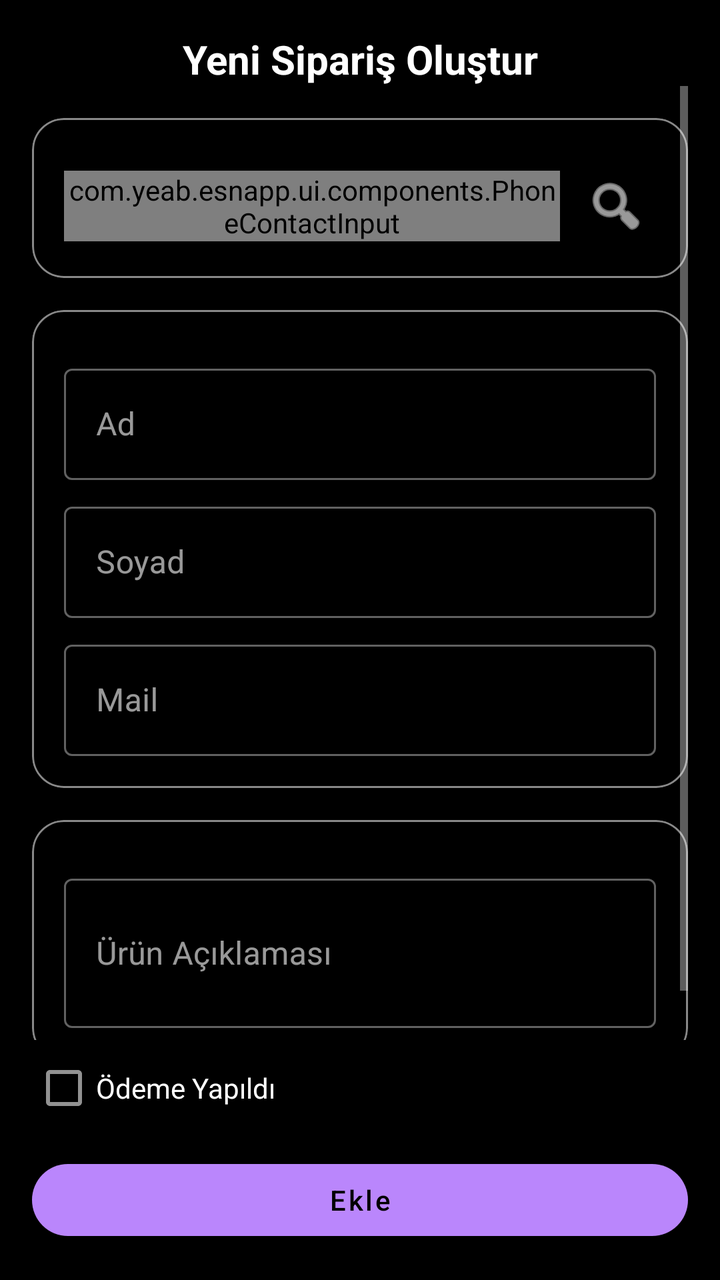
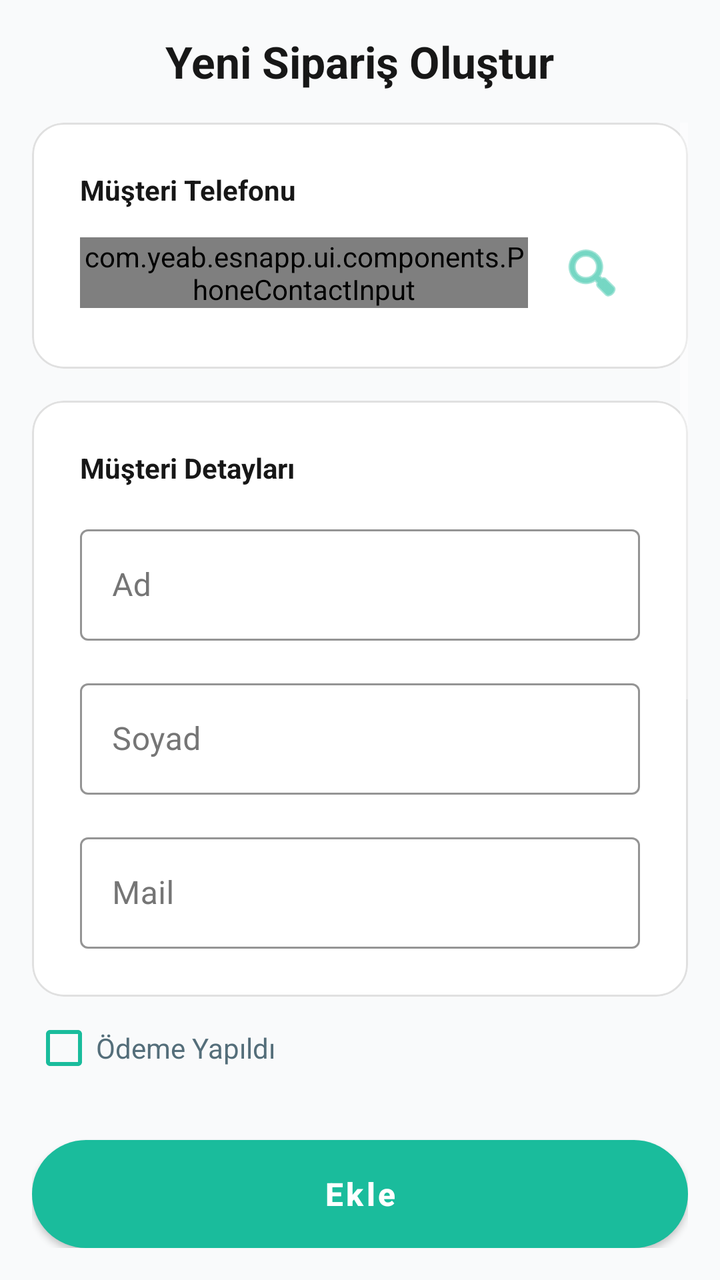

Before-and-after screenshots of an Android layout around one commit, followed by the original layout XML and the change that was made.
<!-- AndroidManifest.xml: application theme Theme.MaterialComponents.NoActionBar -->
<!-- res/layout/activity_new_order.xml -->
<?xml version="1.0" encoding="utf-8"?>
<androidx.constraintlayout.widget.ConstraintLayout
    xmlns:android="http://schemas.android.com/apk/res/android"
    xmlns:app="http://schemas.android.com/apk/res-auto"
    android:id="@+id/layoutNewOrder"
    android:layout_width="match_parent"
    android:layout_height="match_parent"
    android:background="@color/black"
    android:padding="16dp"
    android:fitsSystemWindows="true">

    
    <TextView
        android:id="@+id/txtTitleNewOrder"
        android:layout_width="0dp"
        android:layout_height="wrap_content"
        android:text="@string/home_button_new_order"
        android:textSize="20sp"
        android:textStyle="bold"
        android:textColor="#FFFFFF"
        android:gravity="center_horizontal"
        app:layout_constraintTop_toTopOf="parent"
        app:layout_constraintStart_toStartOf="parent"
        app:layout_constraintEnd_toEndOf="parent" />

    
    <TextView
        android:id="@+id/txtSubtitleNewOrder"
        android:layout_width="0dp"
        android:layout_height="wrap_content"
        android:text="@string/home_button_new_order"
        android:textSize="13sp"
        android:textColor="#777777"
        android:gravity="center_horizontal"
        android:layout_marginTop="4dp"
        android:visibility="gone"
        app:layout_constraintTop_toBottomOf="@id/txtTitleNewOrder"
        app:layout_constraintStart_toStartOf="parent"
        app:layout_constraintEnd_toEndOf="parent" />

    
    <ScrollView
        android:id="@+id/scrollNewOrder"
        android:layout_width="0dp"
        android:layout_height="0dp"
        android:fillViewport="true"
        app:layout_constraintTop_toBottomOf="@id/txtSubtitleNewOrder"
        app:layout_constraintBottom_toTopOf="@+id/chkPaymentDone"
        app:layout_constraintStart_toStartOf="parent"
        app:layout_constraintEnd_toEndOf="parent">

        <LinearLayout
            android:layout_width="match_parent"
            android:layout_height="wrap_content"
            android:orientation="vertical">

            
            <com.google.android.material.card.MaterialCardView
                android:id="@+id/cardPhone"
                android:layout_width="match_parent"
                android:layout_height="wrap_content"
                android:layout_marginTop="16dp"
                app:cardCornerRadius="16dp"
                app:cardBackgroundColor="@color/black"
                app:cardElevation="2dp"
                app:strokeWidth="1dp"
                app:strokeColor="@color/deneme">

                <LinearLayout
                    android:layout_width="match_parent"
                    android:layout_height="wrap_content"
                    android:orientation="vertical"
                    android:padding="16dp">

                    <LinearLayout
                        android:layout_width="match_parent"
                        android:layout_height="wrap_content"
                        android:layout_marginTop="8dp"
                        android:gravity="center_vertical"
                        android:orientation="horizontal">

                        
                        <com.yeab.esnapp.ui.components.PhoneContactInput
                            android:id="@+id/phoneInputComponent"
                            android:layout_width="0dp"
                            android:layout_height="wrap_content"
                            android:layout_weight="1" />

                        <ImageButton
                            android:id="@+id/btnSearchPhone"
                            android:layout_width="40dp"
                            android:layout_height="40dp"
                            android:layout_marginStart="8dp"
                            android:background="@color/black"
                            android:contentDescription="@string/search_order_button_by_phone"
                            android:padding="8dp"
                            android:src="@android:drawable/ic_menu_search"
                            app:tint="#FFFFFF" />
                    </LinearLayout>


                </LinearLayout>
            </com.google.android.material.card.MaterialCardView>

            
            <com.google.android.material.card.MaterialCardView
                android:id="@+id/cardCustomerInfo"
                android:layout_width="match_parent"
                android:layout_height="wrap_content"
                android:layout_marginTop="16dp"
                app:cardCornerRadius="16dp"
                app:cardBackgroundColor="@color/black"
                app:cardElevation="2dp"
                app:strokeWidth="1dp"
                app:strokeColor="@color/deneme">

                <LinearLayout
                    android:layout_width="match_parent"
                    android:layout_height="wrap_content"
                    android:orientation="vertical"
                    android:padding="16dp">

                    <com.google.android.material.textfield.TextInputLayout
                        android:layout_width="match_parent"
                        android:layout_height="wrap_content"
                        android:layout_marginTop="8dp"
                        android:hint="@string/new_order_name_hint"
                        style="@style/Widget.MaterialComponents.TextInputLayout.OutlinedBox">

                        <com.google.android.material.textfield.TextInputEditText
                            android:id="@+id/edtName"
                            android:layout_width="match_parent"
                            android:layout_height="wrap_content"
                            android:inputType="textPersonName" />
                    </com.google.android.material.textfield.TextInputLayout>

                    <com.google.android.material.textfield.TextInputLayout
                        android:layout_width="match_parent"
                        android:layout_height="wrap_content"
                        android:layout_marginTop="8dp"
                        android:hint="@string/new_order_surname_hint"
                        style="@style/Widget.MaterialComponents.TextInputLayout.OutlinedBox">

                        <com.google.android.material.textfield.TextInputEditText
                            android:id="@+id/edtSurname"
                            android:layout_width="match_parent"
                            android:layout_height="wrap_content"
                            android:inputType="textPersonName" />
                    </com.google.android.material.textfield.TextInputLayout>

                    <com.google.android.material.textfield.TextInputLayout
                        android:layout_width="match_parent"
                        android:layout_height="wrap_content"
                        android:layout_marginTop="8dp"
                        android:hint="@string/new_order_email_hint"
                        style="@style/Widget.MaterialComponents.TextInputLayout.OutlinedBox">

                        <com.google.android.material.textfield.TextInputEditText
                            android:id="@+id/edtEmail"
                            android:layout_width="match_parent"
                            android:layout_height="wrap_content"
                            android:inputType="textEmailAddress" />
                    </com.google.android.material.textfield.TextInputLayout>
                </LinearLayout>
            </com.google.android.material.card.MaterialCardView>

            
            <com.google.android.material.card.MaterialCardView
                android:id="@+id/cardProduct"
                android:layout_width="match_parent"
                android:layout_height="wrap_content"
                android:layout_marginTop="16dp"
                android:layout_marginBottom="16dp"
                app:cardCornerRadius="16dp"
                app:cardBackgroundColor="@color/black"
                app:cardElevation="2dp"
                app:strokeWidth="1dp"
                app:strokeColor="@color/deneme">

                <LinearLayout
                    android:layout_width="match_parent"
                    android:layout_height="wrap_content"
                    android:orientation="vertical"
                    android:padding="16dp">

                    <com.google.android.material.textfield.TextInputLayout
                        android:layout_width="match_parent"
                        android:layout_height="wrap_content"
                        android:layout_marginTop="8dp"
                        android:hint="@string/new_order_product_desc_hint"
                        style="@style/Widget.MaterialComponents.TextInputLayout.OutlinedBox">

                        <com.google.android.material.textfield.TextInputEditText
                            android:id="@+id/edtProductDesc"
                            android:layout_width="match_parent"
                            android:layout_height="wrap_content"
                            android:minLines="2"
                            android:maxLines="4"
                            android:inputType="textMultiLine" />
                    </com.google.android.material.textfield.TextInputLayout>

                </LinearLayout>
            </com.google.android.material.card.MaterialCardView>

        </LinearLayout>
    </ScrollView>

    <CheckBox
        android:id="@+id/chkPaymentDone"
        android:layout_width="0dp"
        android:layout_height="wrap_content"
        android:layout_marginBottom="8dp"
        android:text="@string/payment_done"
        android:textColor="@android:color/white"
        android:theme="@style/ThemeOverlay.AppCompat.Dark"
        app:layout_constraintBottom_toTopOf="@+id/btnAddProduct"
        app:layout_constraintStart_toStartOf="parent"
        app:layout_constraintEnd_toEndOf="parent" />

    
    <com.google.android.material.button.MaterialButton
        android:id="@+id/btnAddProduct"
        style="@style/Widget.MaterialComponents.Button"
        android:layout_width="0dp"
        android:layout_height="wrap_content"
        android:text="@string/home_button_only_add"
        android:textAllCaps="false"
        app:cornerRadius="24dp"
        app:layout_constraintBottom_toBottomOf="parent"
        app:layout_constraintEnd_toEndOf="parent"
        app:layout_constraintHorizontal_bias="0.0"
        app:layout_constraintStart_toStartOf="parent" />

</androidx.constraintlayout.widget.ConstraintLayout>
<!-- resources referenced by this layout -->
<resources>
  <color name="black">#FF000000</color>
  <color name="deneme">#888888</color>
  <string name="home_button_new_order">Yeni Sipariş Oluştur</string>
  <string name="home_button_only_add">Ekle</string>
  <string name="new_order_email_hint">Mail</string>
  <string name="new_order_name_hint">Ad</string>
  <string name="new_order_product_desc_hint">Ürün Açıklaması</string>
  <string name="new_order_surname_hint">Soyad</string>
  <string name="payment_done">Ödeme Yapıldı</string>
  <string name="search_order_button_by_phone">Cep telefonu ile arama</string>
</resources>

<!-- the commit's change to res/layout/activity_new_order.xml (unified diff, before → after) -->
@@ -5,46 +5,47 @@
     android:id="@+id/layoutNewOrder"
     android:layout_width="match_parent"
     android:layout_height="match_parent"
-    android:background="@color/black"
+    android:background="#F9FAFB"
     android:padding="16dp"
     android:fitsSystemWindows="true">
 
-    
-    <TextView
-        android:id="@+id/txtTitleNewOrder"
-        android:layout_width="0dp"
+    <LinearLayout
+        android:id="@+id/headerLayout"
+        android:layout_width="match_parent"
         android:layout_height="wrap_content"
-        android:text="@string/home_button_new_order"
-        android:textSize="20sp"
-        android:textStyle="bold"
-        android:textColor="#FFFFFF"
-        android:gravity="center_horizontal"
-        app:layout_constraintTop_toTopOf="parent"
-        app:layout_constraintStart_toStartOf="parent"
-        app:layout_constraintEnd_toEndOf="parent" />
-
-    
-    <TextView
-        android:id="@+id/txtSubtitleNewOrder"
-        android:layout_width="0dp"
-        android:layout_height="wrap_content"
-        android:text="@string/home_button_new_order"
-        android:textSize="13sp"
-        android:textColor="#777777"
-        android:gravity="center_horizontal"
-        android:layout_marginTop="4dp"
-        android:visibility="gone"
-        app:layout_constraintTop_toBottomOf="@id/txtTitleNewOrder"
-        app:layout_constraintStart_toStartOf="parent"
-        app:layout_constraintEnd_toEndOf="parent" />
-
-    
+        android:orientation="vertical"
+        android:gravity="center"
+        app:layout_constraintTop_toTopOf="parent">
+
+        <TextView
+            android:id="@+id/txtTitleNewOrder"
+            android:layout_width="wrap_content"
+            android:layout_height="wrap_content"
+            android:text="@string/home_button_new_order"
+            android:textSize="22sp"
+            android:textStyle="bold"
+            android:textColor="#171717"
+            android:gravity="center" />
+
+        <TextView
+            android:id="@+id/txtSubtitleNewOrder"
+            android:layout_width="wrap_content"
+            android:layout_height="wrap_content"
+            android:text="@string/home_button_new_order"
+            android:textSize="14sp"
+            android:textColor="#7F8C8D"
+            android:gravity="center"
+            android:layout_marginTop="4dp"
+            android:visibility="gone" />
+    </LinearLayout>
+
     <ScrollView
         android:id="@+id/scrollNewOrder"
         android:layout_width="0dp"
         android:layout_height="0dp"
         android:fillViewport="true"
-        app:layout_constraintTop_toBottomOf="@id/txtSubtitleNewOrder"
+        android:layout_marginTop="16dp"
+        app:layout_constraintTop_toBottomOf="@id/headerLayout"
         app:layout_constraintBottom_toTopOf="@+id/chkPaymentDone"
         app:layout_constraintStart_toStartOf="parent"
         app:layout_constraintEnd_toEndOf="parent">
@@ -52,119 +53,141 @@
         <LinearLayout
             android:layout_width="match_parent"
             android:layout_height="wrap_content"
-            android:orientation="vertical">
-
-            
+            android:orientation="vertical"
+            android:paddingBottom="16dp">
+
             <com.google.android.material.card.MaterialCardView
                 android:id="@+id/cardPhone"
                 android:layout_width="match_parent"
                 android:layout_height="wrap_content"
-                android:layout_marginTop="16dp"
                 app:cardCornerRadius="16dp"
-                app:cardBackgroundColor="@color/black"
-                app:cardElevation="2dp"
+                app:cardBackgroundColor="#FFFFFF"
+                app:cardElevation="0dp"
                 app:strokeWidth="1dp"
-                app:strokeColor="@color/deneme">
+                app:strokeColor="#E0E0E0">
 
                 <LinearLayout
                     android:layout_width="match_parent"
                     android:layout_height="wrap_content"
                     android:orientation="vertical"
-                    android:padding="16dp">
+                    android:padding="24dp">
+
+                    <TextView
+                        android:layout_width="wrap_content"
+                        android:layout_height="wrap_content"
+                        android:text="Müşteri Telefonu"
+                        android:textStyle="bold"
+                        android:textColor="#171717"
+                        android:textSize="14sp"
+                        android:layout_marginBottom="8dp"/>
 
                     <LinearLayout
                         android:layout_width="match_parent"
                         android:layout_height="wrap_content"
-                        android:layout_marginTop="8dp"
                         android:gravity="center_vertical"
                         android:orientation="horizontal">
 
-                        
                         <com.yeab.esnapp.ui.components.PhoneContactInput
                             android:id="@+id/phoneInputComponent"
                             android:layout_width="0dp"
                             android:layout_height="wrap_content"
-                            android:layout_weight="1" />
+                            android:layout_weight="1"
+                            android:theme="@style/ThemeOverlay.AppCompat.Light"/>
 
                         <ImageButton
                             android:id="@+id/btnSearchPhone"
-                            android:layout_width="40dp"
-                            android:layout_height="40dp"
+                            android:layout_width="48dp"
+                            android:layout_height="48dp"
                             android:layout_marginStart="8dp"
-                            android:background="@color/black"
+                            android:background="?attr/selectableItemBackgroundBorderless"
                             android:contentDescription="@string/search_order_button_by_phone"
-                            android:padding="8dp"
+                            android:padding="10dp"
                             android:src="@android:drawable/ic_menu_search"
-                            app:tint="#FFFFFF" />
-                    </LinearLayout>
-
-
+                            app:tint="#1ABC9C" /> </LinearLayout>
                 </LinearLayout>
             </com.google.android.material.card.MaterialCardView>
 
-            
             <com.google.android.material.card.MaterialCardView
                 android:id="@+id/cardCustomerInfo"
                 android:layout_width="match_parent"
                 android:layout_height="wrap_content"
                 android:layout_marginTop="16dp"
                 app:cardCornerRadius="16dp"
-                app:cardBackgroundColor="@color/black"
-                app:cardElevation="2dp"
+                app:cardBackgroundColor="#FFFFFF"
+                app:cardElevation="0dp"
                 app:strokeWidth="1dp"
-                app:strokeColor="@color/deneme">
+                app:strokeColor="#E0E0E0">
 
                 <LinearLayout
                     android:layout_width="match_parent"
                     android:layout_height="wrap_content"
                     android:orientation="vertical"
-                    android:padding="16dp">
-
-                    <com.google.android.material.textfield.TextInputLayout
-                        android:layout_width="match_parent"
-                        android:layout_height="wrap_content"
-                        android:layout_marginTop="8dp"
+                    android:padding="24dp">
+
+                    <TextView
+                        android:layout_width="wrap_content"
+                        android:layout_height="wrap_content"
+                        android:text="Müşteri Detayları"
+                        android:textStyle="bold"
+                        android:textColor="#171717"
+                        android:textSize="14sp"
+                        android:layout_marginBottom="16dp"/>
+
+                    <com.google.android.material.textfield.TextInputLayout
+                        android:layout_width="match_parent"
+                        android:layout_height="wrap_content"
                         android:hint="@string/new_order_name_hint"
-                        style="@style/Widget.MaterialComponents.TextInputLayout.OutlinedBox">
+                        style="@style/Widget.MaterialComponents.TextInputLayout.OutlinedBox"
+                        app:boxStrokeColor="#1ABC9C"
+                        app:hintTextColor="#1ABC9C"
+                        android:textColorHint="#757575">
 
                         <com.google.android.material.textfield.TextInputEditText
                             android:id="@+id/edtName"
                             android:layout_width="match_parent"
                             android:layout_height="wrap_content"
+                            android:textColor="#171717"
                             android:inputType="textPersonName" />
                     </com.google.android.material.textfield.TextInputLayout>
 
                     <com.google.android.material.textfield.TextInputLayout
                         android:layout_width="match_parent"
                         android:layout_height="wrap_content"
-                        android:layout_marginTop="8dp"
+                        android:layout_marginTop="16dp"
                         android:hint="@string/new_order_surname_hint"
-                        style="@style/Widget.MaterialComponents.TextInputLayout.OutlinedBox">
+                        style="@style/Widget.MaterialComponents.TextInputLayout.OutlinedBox"
+                        app:boxStrokeColor="#1ABC9C"
+                        app:hintTextColor="#1ABC9C"
+                        android:textColorHint="#757575">
 
                         <com.google.android.material.textfield.TextInputEditText
                             android:id="@+id/edtSurname"
                             android:layout_width="match_parent"
                             android:layout_height="wrap_content"
+                            android:textColor="#171717"
                             android:inputType="textPersonName" />
                     </com.google.android.material.textfield.TextInputLayout>
 
                     <com.google.android.material.textfield.TextInputLayout
                         android:layout_width="match_parent"
                         android:layout_height="wrap_content"
-                        android:layout_marginTop="8dp"
+                        android:layout_marginTop="16dp"
                         android:hint="@string/new_order_email_hint"
-                        style="@style/Widget.MaterialComponents.TextInputLayout.OutlinedBox">
+                        style="@style/Widget.MaterialComponents.TextInputLayout.OutlinedBox"
+                        app:boxStrokeColor="#1ABC9C"
+                        app:hintTextColor="#1ABC9C"
+                        android:textColorHint="#757575">
 
                         <com.google.android.material.textfield.TextInputEditText
                             android:id="@+id/edtEmail"
                             android:layout_width="match_parent"
                             android:layout_height="wrap_content"
+                            android:textColor="#171717"
                             android:inputType="textEmailAddress" />
                     </com.google.android.material.textfield.TextInputLayout>
                 </LinearLayout>
             </com.google.android.material.card.MaterialCardView>
 
-            
             <com.google.android.material.card.MaterialCardView
                 android:id="@+id/cardProduct"
                 android:layout_width="match_parent"
@@ -172,30 +195,43 @@
                 android:layout_marginTop="16dp"
                 android:layout_marginBottom="16dp"
                 app:cardCornerRadius="16dp"
-                app:cardBackgroundColor="@color/black"
-                app:cardElevation="2dp"
+                app:cardBackgroundColor="#FFFFFF"
+                app:cardElevation="0dp"
                 app:strokeWidth="1dp"
-                app:strokeColor="@color/deneme">
+                app:strokeColor="#E0E0E0">
 
                 <LinearLayout
                     android:layout_width="match_parent"
                     android:layout_height="wrap_content"
                     android:orientation="vertical"
-                    android:padding="16dp">
-
-                    <com.google.android.material.textfield.TextInputLayout
-                        android:layout_width="match_parent"
-                        android:layout_height="wrap_content"
-                        android:layout_marginTop="8dp"
+                    android:padding="24dp">
+
+                    <TextView
+                        android:layout_width="wrap_content"
+                        android:layout_height="wrap_content"
+                        android:text="Ürün / Arıza Bilgisi"
+                        android:textStyle="bold"
+                        android:textColor="#171717"
+                        android:textSize="14sp"
+                        android:layout_marginBottom="16dp"/>
+
+                    <com.google.android.material.textfield.TextInputLayout
+                        android:layout_width="match_parent"
+                        android:layout_height="wrap_content"
                         android:hint="@string/new_order_product_desc_hint"
-                        style="@style/Widget.MaterialComponents.TextInputLayout.OutlinedBox">
+                        style="@style/Widget.MaterialComponents.TextInputLayout.OutlinedBox"
+                        app:boxStrokeColor="#1ABC9C"
+                        app:hintTextColor="#1ABC9C"
+                        android:textColorHint="#757575">
 
                         <com.google.android.material.textfield.TextInputEditText
                             android:id="@+id/edtProductDesc"
                             android:layout_width="match_parent"
                             android:layout_height="wrap_content"
-                            android:minLines="2"
-                            android:maxLines="4"
+                            android:minLines="3"
+                            android:maxLines="5"
+                            android:textColor="#171717"
+                            android:gravity="top|start"
                             android:inputType="textMultiLine" />
                     </com.google.android.material.textfield.TextInputLayout>
 
@@ -209,23 +245,27 @@
         android:id="@+id/chkPaymentDone"
         android:layout_width="0dp"
         android:layout_height="wrap_content"
-        android:layout_marginBottom="8dp"
+        android:layout_marginBottom="16dp"
         android:text="@string/payment_done"
-        android:textColor="@android:color/white"
-        android:theme="@style/ThemeOverlay.AppCompat.Dark"
+        android:textColor="#546E7A"
+        android:buttonTint="#1ABC9C"
         app:layout_constraintBottom_toTopOf="@+id/btnAddProduct"
         app:layout_constraintStart_toStartOf="parent"
         app:layout_constraintEnd_toEndOf="parent" />
 
-    
     <com.google.android.material.button.MaterialButton
         android:id="@+id/btnAddProduct"
         style="@style/Widget.MaterialComponents.Button"
         android:layout_width="0dp"
-        android:layout_height="wrap_content"
+        android:layout_height="60dp"
         android:text="@string/home_button_only_add"
         android:textAllCaps="false"
-        app:cornerRadius="24dp"
+        android:textSize="16sp"
+        android:textStyle="bold"
+        android:textColor="#FFFFFF"
+        app:backgroundTint="#1ABC9C"
+        app:cornerRadius="30dp"
+        android:insetBottom="0dp"
         app:layout_constraintBottom_toBottomOf="parent"
         app:layout_constraintEnd_toEndOf="parent"
         app:layout_constraintHorizontal_bias="0.0"
<!-- resource entries referenced after the edit -->
@@ -1,7 +1,5 @@
 <!-- resources referenced by this layout -->
 <resources>
-  <color name="black">#FF000000</color>
-  <color name="deneme">#888888</color>
   <string name="home_button_new_order">Yeni Sipariş Oluştur</string>
   <string name="home_button_only_add">Ekle</string>
   <string name="new_order_email_hint">Mail</string>
